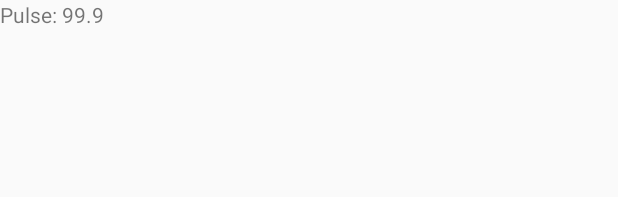
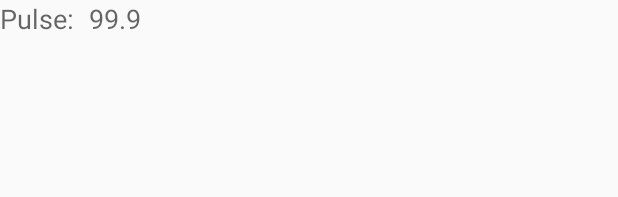
Before and after one commit to CIS-3334-Mobile-at-St-Scholastica/cis-3334-unit-5-heart-rate-jonbernhardt, an Android app: the layout heart_rate_row.xml on its own in the app's theme, with its tools: preview values and no code run, on a phone screen of 412 x 824 dp. Shown: the top 197 px of the screen. Run offline under Robolectric (Android 15) with nearby library versions, the phone set to English and light mode, and no system bars.

Commit message:
Added switch to update background color, switched to the youth heartrates, updated formatting and spacing

```diff
--- a/app/src/main/java/css/cis3334/heartratetracker/MainActivity.java
+++ b/app/src/main/java/css/cis3334/heartratetracker/MainActivity.java
@@ -25,7 +25,7 @@ public class MainActivity extends AppCompatActivity {
         tvSelect = (TextView) findViewById(R.id.tvSelectText);
 
         heartRateList = new HeartRateList();
-        heartRateList.InitRandomElderly();
+        heartRateList.InitRandomYouth();
 
         hrAdapter = new HeartRateAdapter(this, R.layout.heart_rate_row, R.id.textViewPulse, heartRateList);
         hrAdapter.setDropDownViewResource(R.layout.heart_rate_row);
@@ -35,7 +35,8 @@ public class MainActivity extends AppCompatActivity {
             @Override
             public void onItemClick(AdapterView<?> parent, final View view, int position, long id) {
                 HeartRate hr = (HeartRate) parent.getItemAtPosition(position);
-                tvSelect.setText("You selected: " + hr.toString());
+                tvSelect.setText("You selected: " + hr.toString() + "\n" + "Description: " + hr.getRangeDescrtiption() );
+
             }
         });
     }
--- a/app/src/main/res/layout/activity_main.xml
+++ b/app/src/main/res/layout/activity_main.xml
@@ -15,6 +15,7 @@
         android:id="@+id/tvSelectText"
         android:layout_width="wrap_content"
         android:layout_height="wrap_content"
+        android:layout_marginBottom="5dp"
         android:text="Select a heart rate measurement"/>
 
     <ListView
--- a/app/src/main/res/layout/heart_rate_row.xml
+++ b/app/src/main/res/layout/heart_rate_row.xml
@@ -4,14 +4,19 @@
               android:layout_height="match_parent">
 
     <TextView
-        android:text="Pulse: "
+        android:id="@+id/textView"
         android:layout_width="wrap_content"
         android:layout_height="wrap_content"
-        android:id="@+id/textView" />
+        android:layout_marginBottom="1dp"
+        android:layout_marginRight="5dp"
+        android:text="Pulse: "
+        android:textAppearance="@android:style/TextAppearance.Material.Medium"/>
 
     <TextView
-        android:text="99.9"
+        android:id="@+id/textViewPulse"
         android:layout_width="match_parent"
         android:layout_height="wrap_content"
-        android:id="@+id/textViewPulse" />
+        android:layout_marginBottom="1dp"
+        android:text="99.9"
+        android:textAppearance="@android:style/TextAppearance.Material.Medium"/>
 </LinearLayout>
--- a/app/src/main/res/values/colors.xml
+++ b/app/src/main/res/values/colors.xml
@@ -3,4 +3,10 @@
     <color name="colorPrimary">#3F51B5</color>
     <color name="colorPrimaryDark">#303F9F</color>
     <color name="colorAccent">#FF4081</color>
+    <color name="colorZone1">#ff669900</color>
+    <color name="colorZone2">#ff99cc00</color>
+    <color name="colorZone3">#ffffbb33</color>
+    <color name="colorZone4">#ffff8800</color>
+    <color name="colorZone5">#ffff4444</color>
+    <color name="colorZone6">#ffcc0000</color>
 </resources>
```
Also changed, not shown: app/src/main/java/css/cis3334/heartratetracker/HeartRateAdapter.java (+24 -0 lines).
